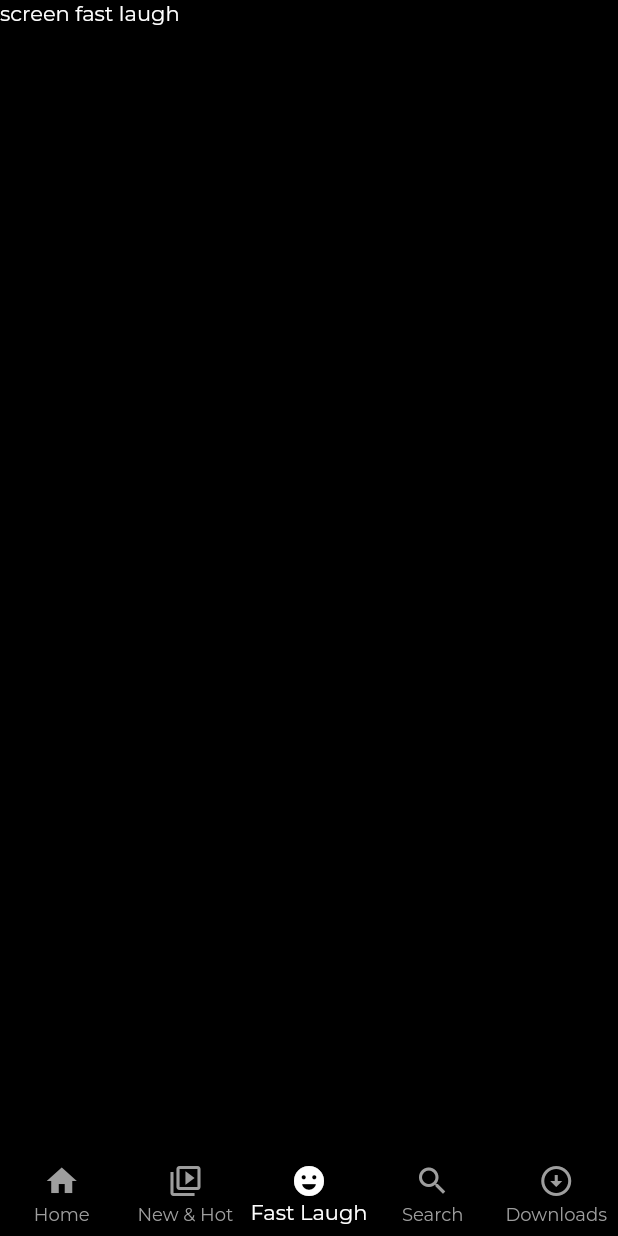
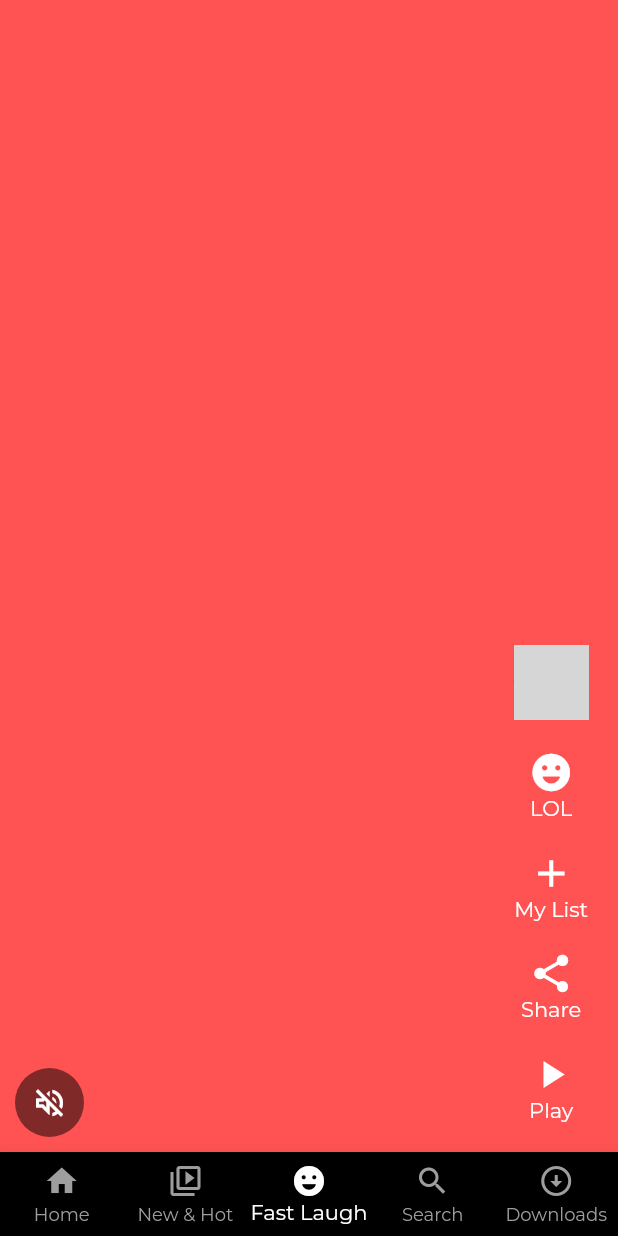
Before and after one commit to Athulprakash02/netflix-ui, a Flutter app: the screen it shows after launch, item 3 of the bottom bar chosen, on a phone screen of 412 x 824 dp. Run offline on Flutter 3.47's test engine with Material 2 defaults, Android fonts, the phone set to English and light mode, and no system bars; our stand-ins replace google_fonts; network calls fail; grey boxes are pictures that could not be loaded.

Commit message:
screen fast laugh completed

```diff
--- a/lib/presentation/fast_laugh/screen_fast_laugh.dart
+++ b/lib/presentation/fast_laugh/screen_fast_laugh.dart
@@ -1,14 +1,20 @@
 import 'package:flutter/material.dart';
-
+import 'package:netflix/presentation/fast_laugh/widgets/video_list_item.dart';
 
 class ScreenFastLaugh extends StatelessWidget {
   const ScreenFastLaugh({super.key});
 
   @override
   Widget build(BuildContext context) {
-    return const Scaffold(
-
-      body: Text('screen fast laugh'),
+    return Scaffold(
+      body: SafeArea(
+        child: PageView(
+          scrollDirection: Axis.vertical,
+          children: List.generate(10, (index) {
+            return VideoListItem(index: index);
+          }),
+        ),
+      ),
     );
   }
 }
--- /dev/null
+++ b/lib/presentation/fast_laugh/widgets/video_list_item.dart
@@ -0,0 +1,84 @@
+import 'package:flutter/cupertino.dart';
+import 'package:flutter/material.dart';
+import 'package:netflix/core/colors/colors.dart';
+import 'package:netflix/presentation/search/widgets/search_idle.dart';
+
+class VideoListItem extends StatelessWidget {
+  final int index;
+  const VideoListItem({super.key, required this.index});
+
+  @override
+  Widget build(BuildContext context) {
+    return Stack(
+      children: [
+        Container(
+          color: Colors.accents[index % Colors.accents.length],
+        ),
+        Align(
+          alignment: Alignment.bottomCenter,
+          child: Padding(
+            padding: const EdgeInsets.symmetric(horizontal: 10, vertical: 10),
+            child: Row(
+              crossAxisAlignment: CrossAxisAlignment.end,
+              mainAxisAlignment: MainAxisAlignment.spaceBetween,
+              children: [
+                //left side
+                CircleAvatar(
+                  radius: 23,
+                  backgroundColor: Colors.black.withOpacity(0.5),
+                  child: IconButton(
+                    onPressed: () {},
+                    icon: const Icon(
+                      Icons.volume_off_outlined,
+                      color: KWhiteColor,
+                    ),
+                  ),
+                ),
+
+                //right side
+                const Column(
+                  mainAxisAlignment: MainAxisAlignment.end,
+                  children: [
+                    Padding(
+                      padding: EdgeInsets.symmetric(vertical: 10),
+                      child: CircleAvatar(
+                        radius: 25,
+                        backgroundImage: NetworkImage(imageUrl,),
+                      ),
+                    ),
+                   VideoActionsWidget(icon: Icons.emoji_emotions_rounded, title: 'LOL'),
+                   VideoActionsWidget(icon: Icons.add, title: 'My List'),
+                   VideoActionsWidget(icon: Icons.share, title: 'Share'),
+                   VideoActionsWidget(icon: Icons.play_arrow, title: 'Play'),
+                  ],
+                )
+              ],
+            ),
+          ),
+        )
+      ],
+    );
+  }
+}
+
+class VideoActionsWidget extends StatelessWidget {
+  final IconData icon;
+  final String title;
+  const VideoActionsWidget(
+      {super.key, required this.icon, required this.title});
+
+  @override
+  Widget build(BuildContext context) {
+    return Padding(
+      padding: const EdgeInsets.symmetric(vertical: 10,horizontal: 10),
+      child: Column(
+        children: [
+          Icon(icon,color: Colors.white,size: 30,),
+          Text(title,style: const TextStyle(
+            color: KWhiteColor,fontSize: 14
+          ),),
+        ],
+      ),
+    );
+  }
+}
```
Also changed, not shown: 1 other file.
